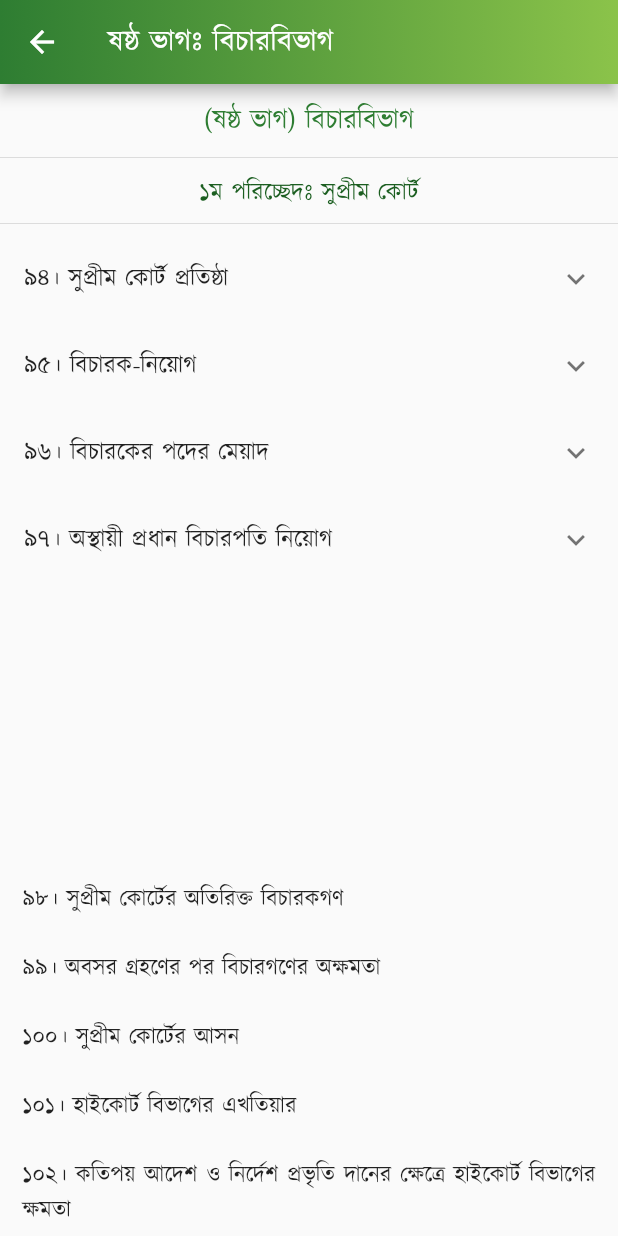
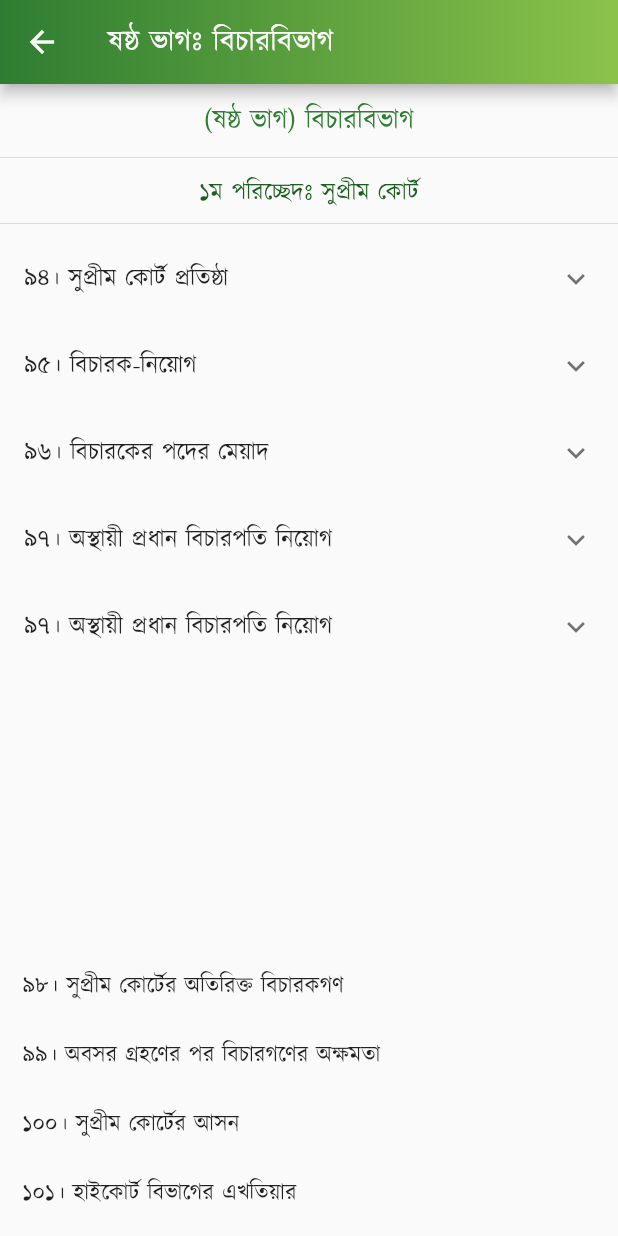
Before and after one commit to Azimul-Haque/flutter-onesignal, a Flutter app: the PartSix screen opened directly, on a phone screen of 412 x 824 dp. Run offline on Flutter 3.47's test engine with Material 2 defaults, Android fonts, the phone set to English and light mode, and no system bars; our stand-ins replace fluttertoast, package_info_plus, percent_indicator, shared_preferences, sqflite; missing offline and left inert: blinking_text, flutter_share, onesignal_flutter, slide_popup_dialog; accounts and stored records are empty; network calls fail.

Commit message:
Commit Fri 04/29/2022 13:47:02.22 11754

```diff
--- a/lib/pages/constitution/part6.dart
+++ b/lib/pages/constitution/part6.dart
@@ -117,22 +117,17 @@ class PartSix extends StatelessWidget {
             children: <Widget>[
               ListTile(
                   title: Text(
-                '৯৬। (১) এই অনুচ্ছেদের অন্যান্য বিধানাবলী সাপেক্ষে কোন বিচারক সাতষট্টি বৎসর বয়স পূর্ণ হওয়া পর্যন্ত স্বীয় পদে বহাল থাকিবেন।',
+                '৯৭। প্রধান বিচারপতির পদ শূন্য হইলে কিংবা অনুপস্থিতি, অসুস্থতা বা অন্য কোন কারণে প্রধান বিচারপতি তাঁহার দায়িত্বপালনে অসমর্থ বলিয়া রাষ্ট্রপতির নিকট সন্তোষজনকভাবে প্রতীয়মান হইলে ক্ষেত্রমত অন্য কোন ব্যক্তি অনুরূপ পদে যোগদান না করা পর্যন্ত কিংবা প্রধান বিচারপতি স্বীয় কার্যভার পুনরায় গ্রহণ না করা পর্যন্ত আপীল বিভাগের অন্যান্য বিচারকের মধ্যে যিনি কর্মে প্রবীণতম, তিনি অনুরূপ কার্যভার পালন করিবেন।',
                 textAlign: TextAlign.justify,
               )),
+            ],
+          ),
+          ExpansionTile(
+            title: Text('৯৭। অস্থায়ী প্রধান বিচারপতি নিয়োগ'),
+            children: <Widget>[
               ListTile(
                   title: Text(
-                '(২) প্রমাণিত অসদাচরণ বা অসামর্থ্যের কারণে সংসদের মোট সদস্য-সংখ্যার অন্যূন দুই-তৃতীয়াংশ গরিষ্ঠতার দ্বারা সমর্থিত সংসদের প্রস্তাবক্রমে প্রদত্ত রাষ্ট্রপতির আদেশ ব্যতীত কোন বিচারককে অপসারিত করা যাইবে না।',
-                textAlign: TextAlign.justify,
-              )),
-              ListTile(
-                  title: Text(
-                '(৩) এই অনুচ্ছেদের (২) দফার অধীন প্রস্তাব সম্পর্কিত পদ্ধতি এবং কোন বিচারকের অসদাচরণ বা অসামর্থ্য সম্পর্কে তদন্ত ও প্রমাণের পদ্ধতি সংসদ আইনের দ্বারা নিয়ন্ত্রণ করিতে পারিবেন।',
-                textAlign: TextAlign.justify,
-              )),
-              ListTile(
-                  title: Text(
-                '(৪) কোন বিচারক রাষ্ট্রপতিকে উদ্দেশ করিয়া স্বাক্ষরযুক্ত পত্রযোগে স্বীয় পদ ত্যাগ করিতে পারিবেন।',
+                '৯৭। প্রধান বিচারপতির পদ শূন্য হইলে কিংবা অনুপস্থিতি, অসুস্থতা বা অন্য কোন কারণে প্রধান বিচারপতি তাঁহার দায়িত্বপালনে অসমর্থ বলিয়া রাষ্ট্রপতির নিকট সন্তোষজনকভাবে প্রতীয়মান হইলে ক্ষেত্রমত অন্য কোন ব্যক্তি অনুরূপ পদে যোগদান না করা পর্যন্ত কিংবা প্রধান বিচারপতি স্বীয় কার্যভার পুনরায় গ্রহণ না করা পর্যন্ত আপীল বিভাগের অন্যান্য বিচারকের মধ্যে যিনি কর্মে প্রবীণতম, তিনি অনুরূপ কার্যভার পালন করিবেন।',
                 textAlign: TextAlign.justify,
               )),
             ],
```
